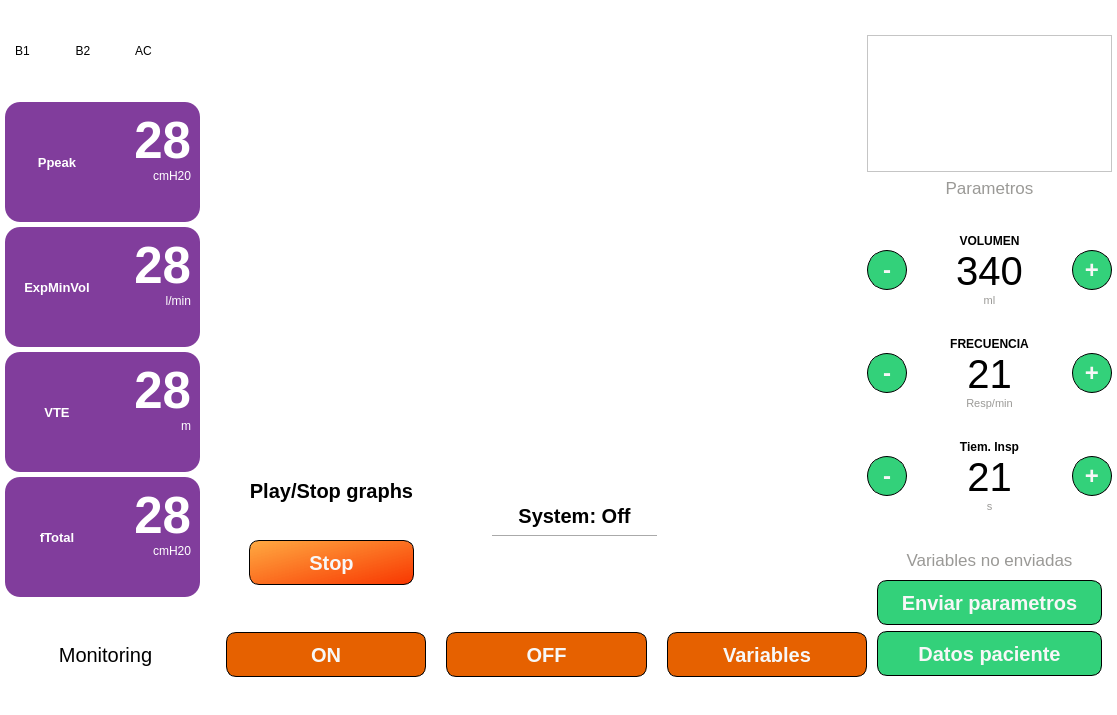
The window that main.ui (JulianDuque97/EPI) describes before a commit, drawn with Qt 5.
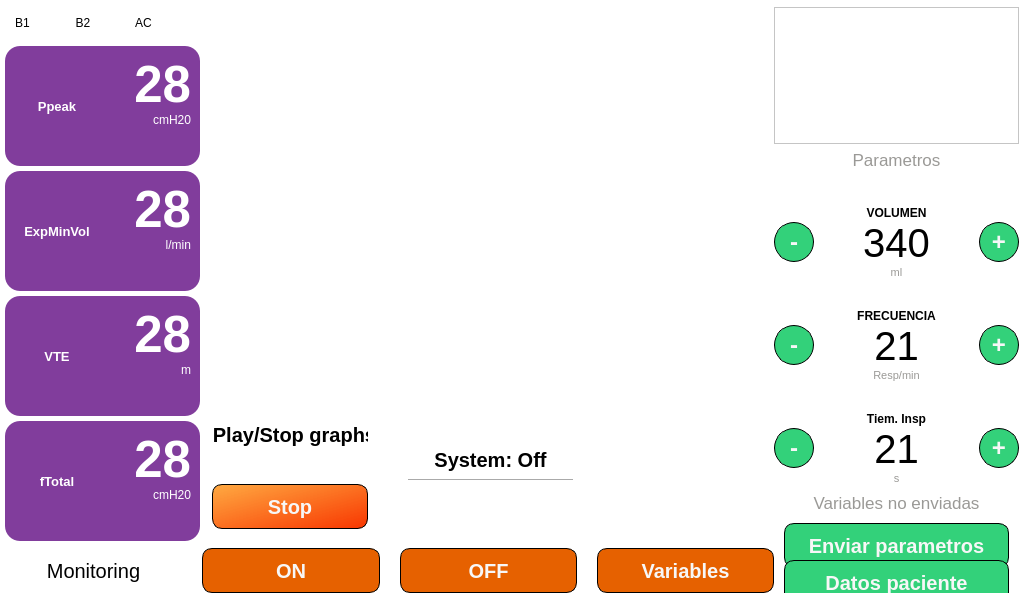
The same window after the commit. Icons and pictures are not drawn. Custom widgets are drawn as their Qt base class.

Commit message: changing the window size of main.ui

Patch:
```diff
--- a/main.ui
+++ b/main.ui
@@ -9,8 +9,8 @@
    <rect>
     <x>0</x>
     <y>0</y>
-    <width>1117</width>
-    <height>715</height>
+    <width>1024</width>
+    <height>600</height>
    </rect>
   </property>
   <property name="sizePolicy">
@@ -21,14 +21,14 @@
   </property>
   <property name="minimumSize">
    <size>
-    <width>1117</width>
-    <height>715</height>
+    <width>1024</width>
+    <height>600</height>
    </size>
   </property>
   <property name="maximumSize">
    <size>
-    <width>1117</width>
-    <height>720</height>
+    <width>1024</width>
+    <height>600</height>
    </size>
   </property>
   <property name="font">
```
The commit also changes 2 other files.
